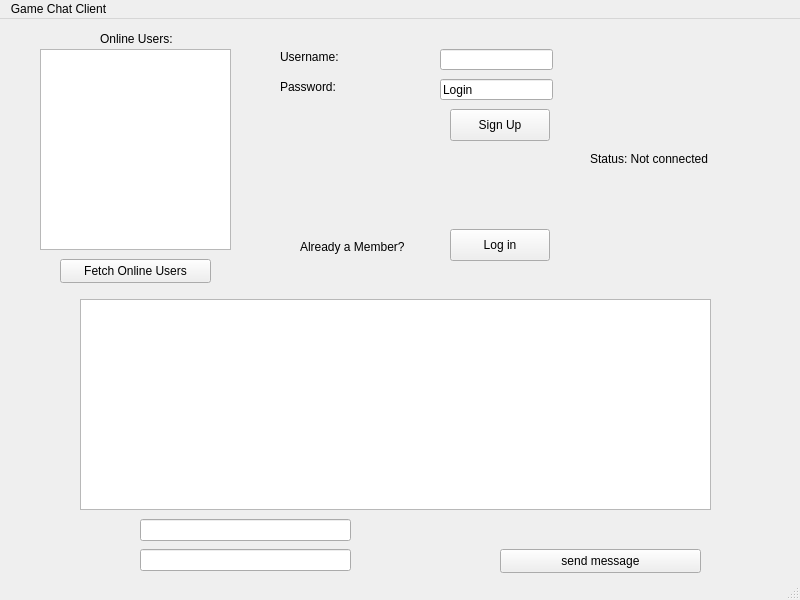
razanelbarougy/Cs-2-lab-project, file ChatClient/mainwindow.ui: the form before one commit.
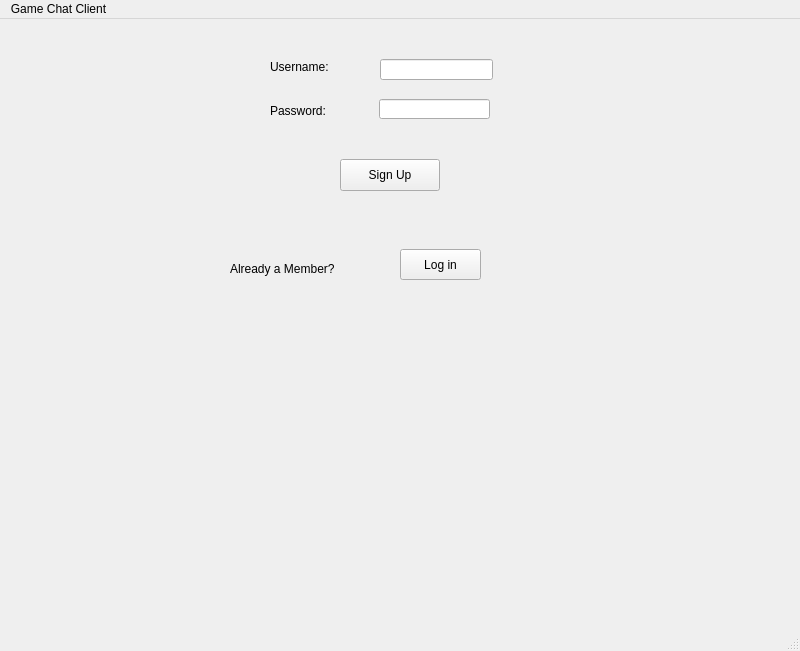
The form after the commit.

Patch:
```diff
--- a/ChatClient/mainwindow.ui
+++ b/ChatClient/mainwindow.ui
@@ -7,7 +7,7 @@
     <x>0</x>
     <y>0</y>
     <width>800</width>
-    <height>600</height>
+    <height>651</height>
    </rect>
   </property>
   <property name="windowTitle">
@@ -17,9 +17,7 @@
    <widget class="QLabel" name="sign_up_usernameLabel">
     <property name="geometry">
      <rect>
-      <x>280</x>
-      <y>30</y>
-      <x>530</x>
+      <x>270</x>
       <y>40</y>
       <width>71</width>
       <height>16</height>
@@ -32,9 +30,7 @@
    <widget class="QLineEdit" name="sign_up_usernameLineEdit">
     <property name="geometry">
      <rect>
-      <x>440</x>
-      <y>30</y>
-      <x>640</x>
+      <x>380</x>
       <y>40</y>
       <width>113</width>
       <height>21</height>
@@ -44,10 +40,8 @@
    <widget class="QPushButton" name="signupButton">
     <property name="geometry">
      <rect>
-      <x>450</x>
-      <y>90</y>
-      <x>520</x>
-      <y>80</y>
+      <x>340</x>
+      <y>140</y>
       <width>100</width>
       <height>32</height>
      </rect>
@@ -59,86 +53,22 @@
    <widget class="QLineEdit" name="sign_up_passwordLineEdit">
     <property name="geometry">
      <rect>
-      <x>440</x>
-      <y>60</y>
-      <width>113</width>
-      <height>21</height>
-      <x>650</x>
+      <x>379</x>
       <y>80</y>
-      <width>100</width>
-      <height>32</height>
-     </rect>
-    </property>
-    <property name="text">
-     <string>Login</string>
-    </property>
-   </widget>
-   <widget class="QLabel" name="statusLabel">
-    <property name="geometry">
-     <rect>
-      <x>590</x>
-      <y>130</y>
-      <width>121</width>
+      <width>111</width>
       <height>20</height>
      </rect>
     </property>
     <property name="text">
-     <string>Status: Not connected</string>
-    </property>
-   </widget>
-   <widget class="QLineEdit" name="messageLineEdit">
-    <property name="geometry">
-     <rect>
-      <x>140</x>
-      <y>530</y>
-      <width>211</width>
-      <height>22</height>
-     </rect>
-    </property>
-   </widget>
-   <widget class="QPushButton" name="sendButton">
-    <property name="geometry">
-     <rect>
-      <x>500</x>
-      <y>530</y>
-      <width>201</width>
-      <height>24</height>
-     </rect>
-    </property>
-    <property name="text">
-     <string>send message</string>
-    </property>
-   </widget>
-   <widget class="QTextEdit" name="chatTextEdit">
-    <property name="geometry">
-     <rect>
-      <x>80</x>
-      <y>280</y>
-      <width>631</width>
-      <height>211</height>
-     </rect>
-    </property>
-   </widget>
-   <widget class="QLineEdit" name="recipientLineEdit">
-    <property name="geometry">
-     <rect>
-      <x>140</x>
-      <y>500</y>
-      <width>211</width>
-      <height>22</height>
-     </rect>
+     <string/>
     </property>
    </widget>
    <widget class="QLabel" name="sign_up_passwordLabel">
     <property name="geometry">
      <rect>
-      <x>280</x>
-      <y>60</y>
-      <width>71</width>
-      <height>16</height>
-      <x>500</x>
-      <y>500</y>
-      <width>201</width>
+      <x>270</x>
+      <y>80</y>
+      <width>101</width>
       <height>24</height>
      </rect>
     </property>
@@ -149,13 +79,9 @@
    <widget class="QLabel" name="label">
     <property name="geometry">
      <rect>
-      <x>300</x>
-      <y>220</y>
+      <x>230</x>
+      <y>240</y>
       <width>131</width>
-      <height>16</height>
-      <x>30</x>
-      <y>530</y>
-      <width>91</width>
       <height>20</height>
      </rect>
     </property>
@@ -166,56 +92,16 @@
    <widget class="QPushButton" name="mw_login_pushButton">
     <property name="geometry">
      <rect>
-      <x>450</x>
-      <y>210</y>
-      <width>100</width>
-      <height>32</height>
-      <x>30</x>
-      <y>500</y>
+      <x>400</x>
+      <y>230</y>
       <width>81</width>
-      <height>16</height>
+      <height>31</height>
      </rect>
     </property>
     <property name="text">
      <string>Log in</string>
     </property>
    </widget>
-   <widget class="QListWidget" name="onlineUsersListWidget">
-    <property name="geometry">
-     <rect>
-      <x>40</x>
-      <y>30</y>
-      <width>191</width>
-      <height>201</height>
-     </rect>
-    </property>
-   </widget>
-   <widget class="QPushButton" name="fetchUsersButton">
-    <property name="geometry">
-     <rect>
-      <x>60</x>
-      <y>240</y>
-      <width>151</width>
-      <height>24</height>
-     </rect>
-    </property>
-    <property name="text">
-     <string>Fetch Online Users</string>
-    </property>
-   </widget>
-   <widget class="QLabel" name="onlineUserslabel">
-    <property name="geometry">
-     <rect>
-      <x>100</x>
-      <y>10</y>
-      <width>81</width>
-      <height>20</height>
-     </rect>
-    </property>
-    <property name="text">
-     <string>Online Users:</string>
-    </property>
-   </widget>
   </widget>
   <widget class="QMenuBar" name="menubar">
    <property name="geometry">
```
